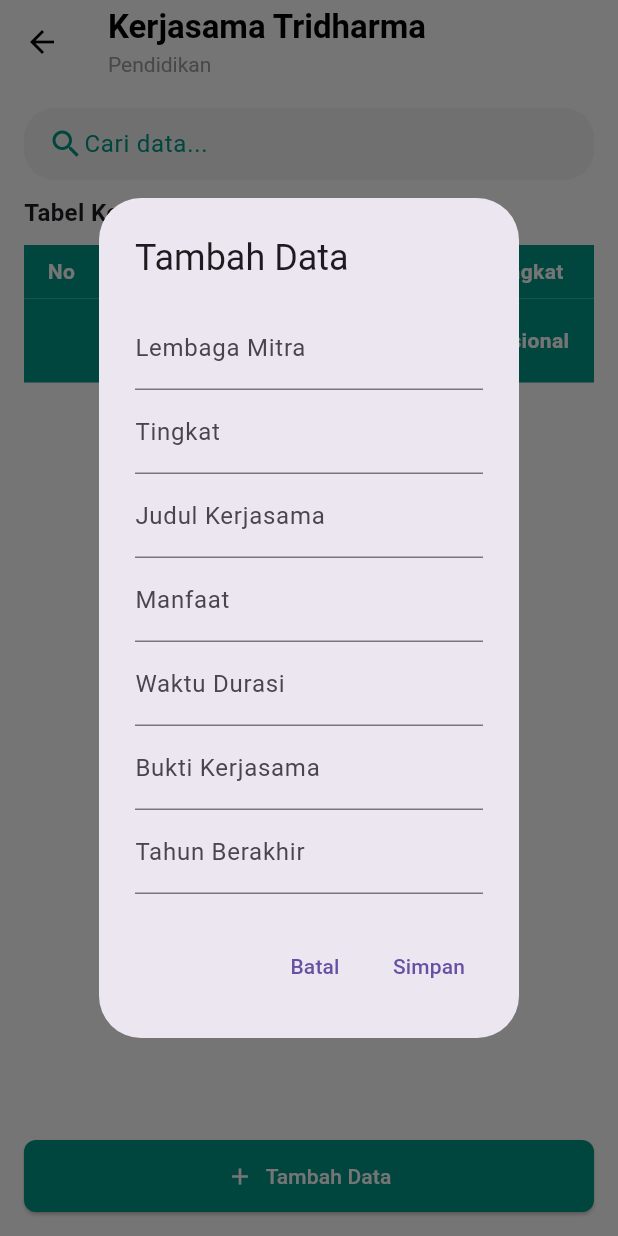
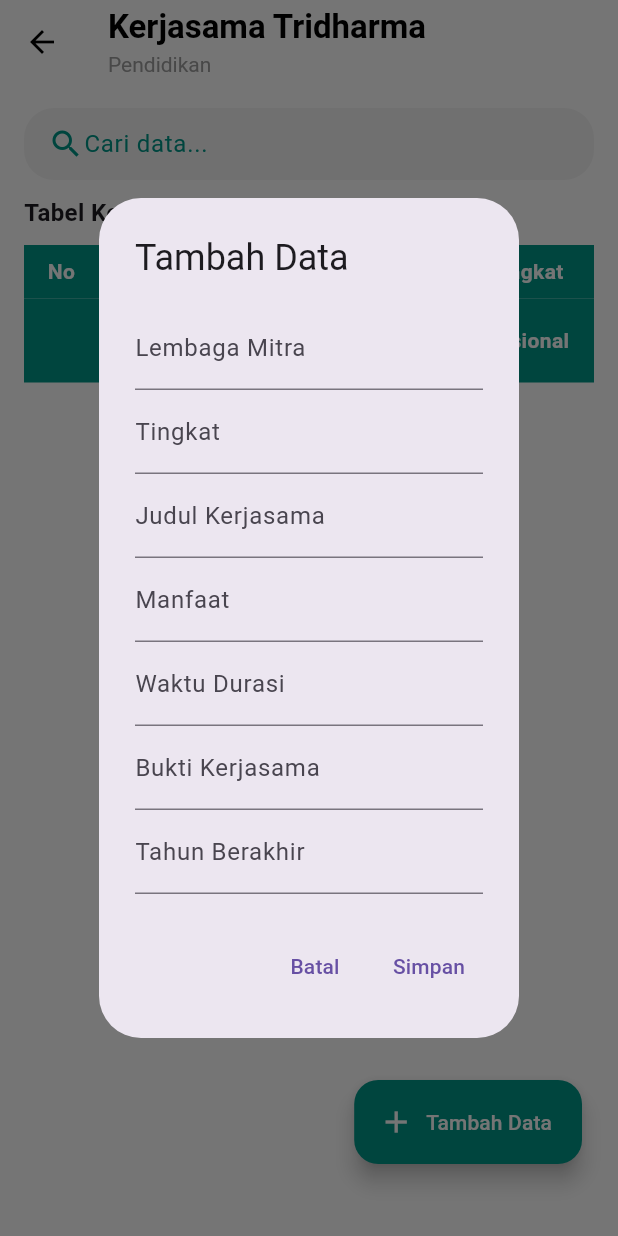
Before and after one commit to fauj1x/gkm_mobile, a Flutter app: the pendidikan screen opened directly, after a tap on "Tambah Data", on a phone screen of 412 x 824 dp. Run offline on Flutter 3.47's test engine with Material 3 defaults, Android fonts, the phone set to English and light mode, and no system bars; our stand-ins replace another_flushbar, fl_chart, flutter_spinkit, google_fonts, shared_preferences; accounts and stored records are empty; network calls fail.

Commit message:
ktsd-pendidikan: improve floating button
Signed-off-by: Diaz Nuraji <diaznura@outlook.com>

```diff
--- a/lib/pages/submenukerjasamatridharma/pendidikan.dart
+++ b/lib/pages/submenukerjasamatridharma/pendidikan.dart
@@ -10,6 +10,9 @@ class pendidikan extends StatefulWidget {
 class _PendidikanState extends State<pendidikan> {
   List<Pendidikan> dataList = [];
   ApiService apiService = ApiService();
+  String menuName = "Kerjasama Tridharma";
+  String subMenuName = "Pendidikan";
+  String endPoint = "kstd-pendidikan";
 
   @override
   void initState() {
@@ -19,8 +22,7 @@ class _PendidikanState extends State<pendidikan> {
 
   Future<void> _fetchData() async {
     try {
-      final data =
-          await apiService.getData(Pendidikan.fromJson, "kstd-pendidikan");
+      final data = await apiService.getData(Pendidikan.fromJson, endPoint);
       setState(() {
         dataList = data;
       });
@@ -29,29 +31,28 @@ class _PendidikanState extends State<pendidikan> {
     }
   }
 
-  Future<void> _tambahData(Map<String, dynamic> newData) async {
+  Future<void> _addData(Map<String, dynamic> newData) async {
     try {
-      await apiService.postData(
-          Pendidikan.fromJson, newData, "kstd-pendidikan");
+      await apiService.postData(Pendidikan.fromJson, newData, endPoint);
       _fetchData();
     } catch (e) {
       print("Error adding data: $e");
     }
   }
 
-  void _hapusData(int index) async {
+  Future<void> _deleteData(int index) async {
     try {
-      await apiService.deleteData(index, "kstd-pendidikan");
+      await apiService.deleteData(index, endPoint);
       _fetchData();
     } catch (e) {
       print("Error deleting data: $e");
     }
   }
 
-  void _editData(int index, Map<String, dynamic> updatedData) async {
+  Future<void> _editData(int index, Map<String, dynamic> updatedData) async {
     try {
       await apiService.updateData(
-          Pendidikan.fromJson, index, updatedData, "kstd-pendidikan");
+          Pendidikan.fromJson, index, updatedData, endPoint);
       _fetchData();
     } catch (e) {
       print("Error editing data: $e");
@@ -73,21 +74,23 @@ class _PendidikanState extends State<pendidikan> {
         ),
         title: Column(
           crossAxisAlignment: CrossAxisAlignment.start,
-          children: const [
+          children: [
             Text(
-              "Kerjasama Tridharma",
+              menuName,
               style:
                   TextStyle(fontWeight: FontWeight.bold, color: Colors.black),
             ),
             SizedBox(height: 2),
             Text(
-              "Pendidikan",
+              subMenuName,
               style: TextStyle(fontSize: 14, color: Colors.grey),
             ),
           ],
         ),
       ),
-      body: Padding(
+      body: Stack(
+        children: [
+          Padding(
             padding: const EdgeInsets.all(16.0),
             child: Column(
               crossAxisAlignment: CrossAxisAlignment.start,
@@ -118,8 +121,8 @@ class _PendidikanState extends State<pendidikan> {
                 ),
 
                 const SizedBox(height: 10),
-            const Text(
-              "Tabel Kerjasama Pendidikan",
+                Text(
+                  "Tabel $menuName $subMenuName",
                   style: TextStyle(fontSize: 16, fontWeight: FontWeight.bold),
                 ),
                 const SizedBox(height: 10),
@@ -211,7 +214,8 @@ class _PendidikanState extends State<pendidikan> {
                                       child: Padding(
                                         padding: const EdgeInsets.all(8.0),
                                         child: Center(
-                                        child: Text(cell.isEmpty ? "-" : cell)),
+                                            child: Text(
+                                                cell.isEmpty ? "-" : cell)),
                                       ),
                                     );
                                   }).toList(),
@@ -239,7 +243,7 @@ class _PendidikanState extends State<pendidikan> {
                                                   entry.value.tahunBerakhir,
                                             });
                                           } else if (choice == "Hapus") {
-                                        _hapusData(entry.value.id);
+                                            _deleteData(entry.value.id);
                                           }
                                         },
                                         itemBuilder: (BuildContext context) =>
@@ -275,25 +279,25 @@ class _PendidikanState extends State<pendidikan> {
                 ),
 
                 const SizedBox(height: 10),
+              ],
+            ),
+          ),
 
-            // Tombol Tambah Data di Bawah Tabel
-            SizedBox(
-              width: double.infinity,
-              child: ElevatedButton.icon(
+          // Floating Button
+          Positioned(
+            bottom: 48,
+            right: 24,
+            child: FloatingActionButton.extended(
               onPressed: _showAddDialog,
               icon: const Icon(Icons.add, color: Colors.white),
-                label: const Text("Tambah Data",
-                    style: TextStyle(color: Colors.white)),
-                style: ElevatedButton.styleFrom(
+              label: const Text(
+                "Tambah Data",
+                style: TextStyle(color: Colors.white),
+              ),
               backgroundColor: Colors.teal,
-                  padding: const EdgeInsets.symmetric(vertical: 14),
-                  shape: RoundedRectangleBorder(
-                      borderRadius: BorderRadius.circular(8)),
-                ),
             ),
           ),
         ],
-        ),
       ),
     );
   }
@@ -366,7 +370,7 @@ class _PendidikanState extends State<pendidikan> {
             ),
             TextButton(
               onPressed: () {
-                _tambahData({
+                _addData({
                   'user_id': 5, // Ganti dengan ID user yang sesuai
                   'tahun_ajaran_id':
                       8, // Ganti dengan ID tahun ajaran yang sesuai
```
Lines whose indentation alone changed are shown as unchanged.
